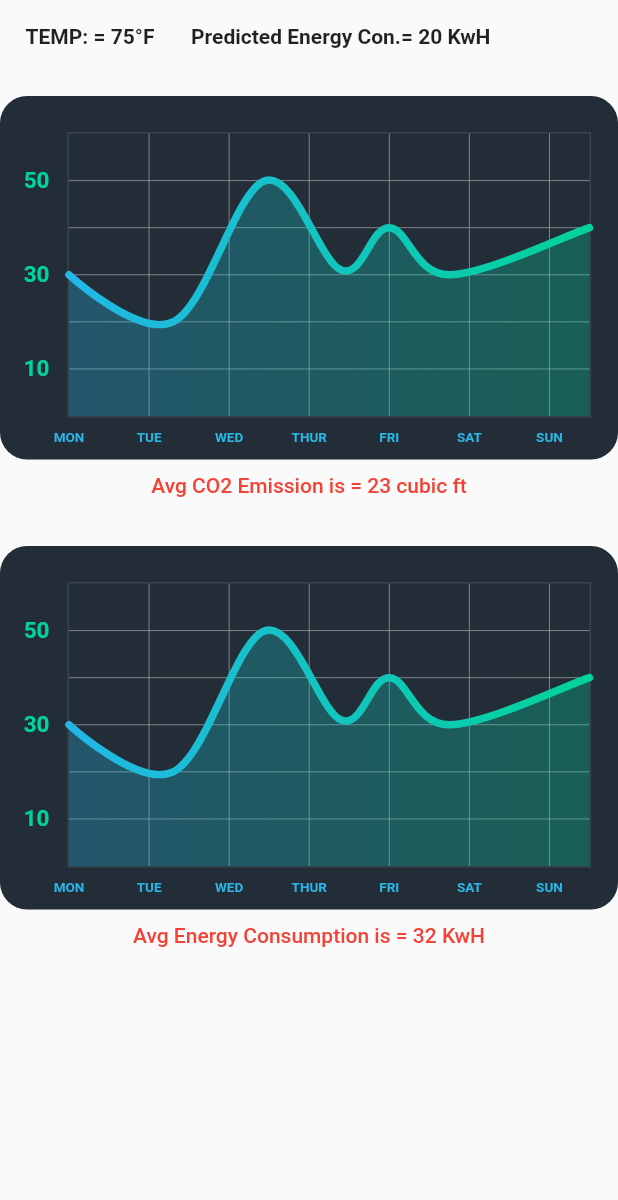
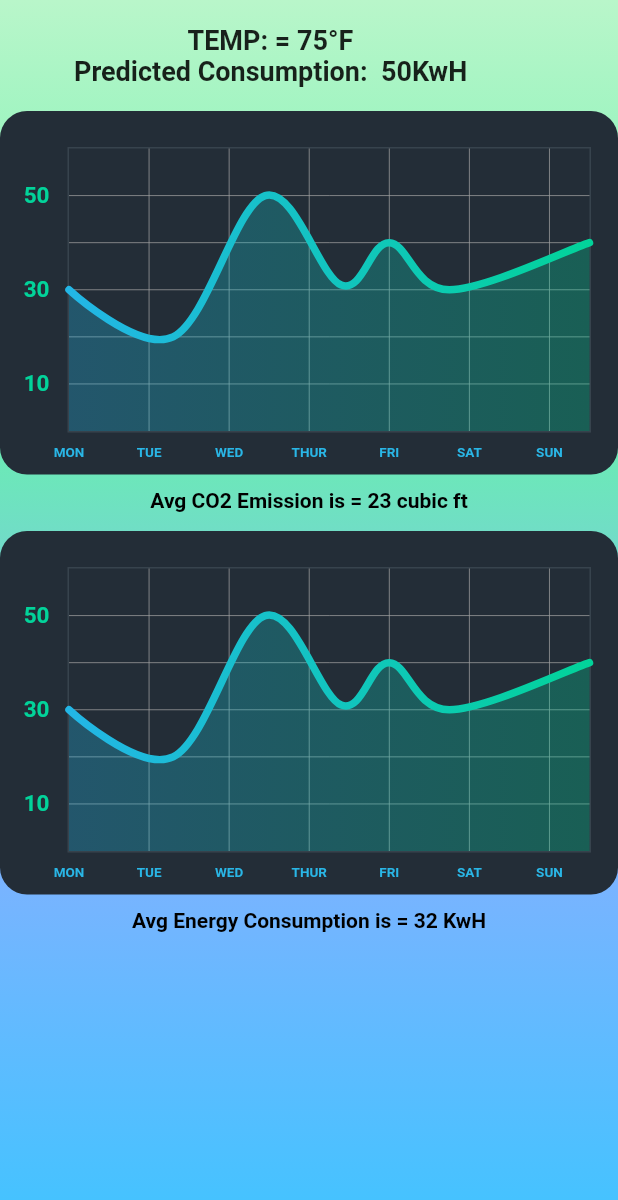
Before and after one commit to AdityaUI/climate_change_central, a Flutter app: the screen it shows after launch, on a phone screen of 412 x 824 dp. Shown: the top 1200 px of the screen. Run offline on Flutter 3.47's test engine with Material 2 defaults, Android fonts, the phone set to English and light mode, and no system bars; drawn by our look-alikes of fl_chart; our stand-ins replace google_maps_flutter.

Commit message:
i commit

```diff
--- a/lib/stats_page.dart
+++ b/lib/stats_page.dart
@@ -20,7 +20,21 @@ class _LineChartSample2State extends State<LineChartSample2> {
   @override
   Widget build(BuildContext context) {
     return Scaffold(
-      body: Container(
+
+      body:
+        new Container(
+        decoration: BoxDecoration(
+        gradient: LinearGradient(
+        begin: Alignment.topCenter,
+        end: Alignment.bottomCenter,
+        colors: [
+        Colors.greenAccent[100] ,Colors.greenAccent,Colors.blueAccent[100],Colors.lightBlueAccent
+        ]
+    )
+    ),
+    alignment: AlignmentDirectional(0.0, 0.0),
+    height: 1000,
+    child: Container(
         height: 1000,
         child: ListView(
           children: <Widget>[
@@ -28,12 +42,13 @@ class _LineChartSample2State extends State<LineChartSample2> {
               children: <Widget>[Text ('   ')],
             ),
             Row(
-                children: <Widget>[Text ('     TEMP: = 75°F       Predicted Energy Con.= 20 KwH',
-                  style: TextStyle(fontWeight: FontWeight.bold),)],
+                children: <Widget>[Text ('                            TEMP: = 75°F      ',
+                  style: TextStyle(fontWeight: FontWeight.bold,fontSize: 18),)],
             ),
-        Row(
-          children: <Widget>[Text ('   ')],
-        ),
+            Row(
+              children: <Widget>[Text ('           Predicted Consumption:  50KwH    ',
+                style: TextStyle(fontWeight: FontWeight.bold,fontSize: 18),)],
+            ),
 
             Row(
               children: <Widget>[Text ('   ')],
@@ -42,7 +57,7 @@ class _LineChartSample2State extends State<LineChartSample2> {
 
 
             Container(
-              height: 300.0,
+              height: 280.0,
               child: ListView(
                 children: <Widget>[
 
@@ -77,7 +92,7 @@ class _LineChartSample2State extends State<LineChartSample2> {
                         style: TextStyle(
                             fontSize: 14,
                             color:
-                            showAvg ? Colors.red.withOpacity(0.5) : Colors.red),
+                            showAvg ? Colors.black.withOpacity(0.5) : Colors.black, fontWeight: FontWeight.bold),
                       ),
                     ),
                   ),
@@ -121,7 +136,7 @@ class _LineChartSample2State extends State<LineChartSample2> {
                         style: TextStyle(
                             fontSize: 14,
                             color:
-                            showAvg ? Colors.red.withOpacity(0.5) : Colors.red),
+                            showAvg ? Colors.black.withOpacity(0.5) : Colors.black,fontWeight: FontWeight.bold ),
                       ),
                     ),
                   ),
@@ -131,7 +146,7 @@ class _LineChartSample2State extends State<LineChartSample2> {
           ],
         ),
       )
-    );
+    ),);
   }
 
   LineChartData mainData() {
```
Also changed, not shown: lib/API/api_client.dart (added, +39 -0 lines), lib/API/ocean_level.dart (added, +13 -0 lines), lib/API/pollution_result.dart (added, +36 -0 lines), lib/dataEntry_page.dart (added, +147 -0 lines), 2 other files.
